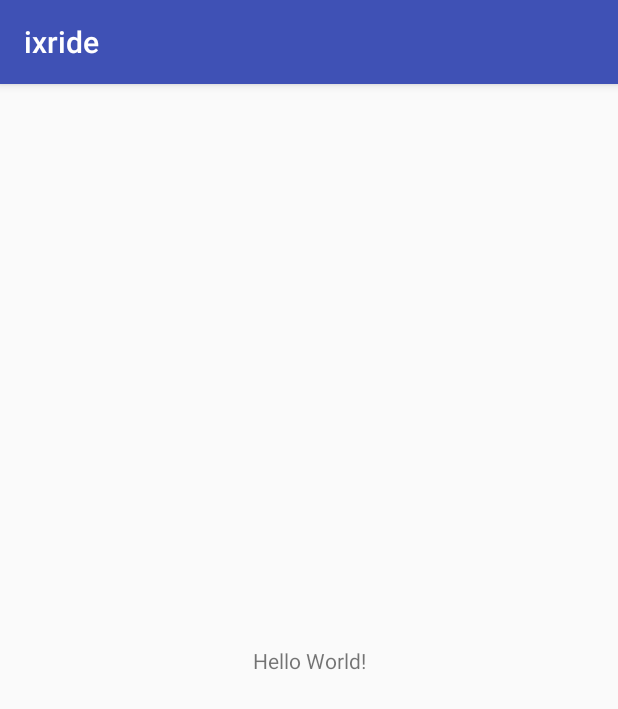
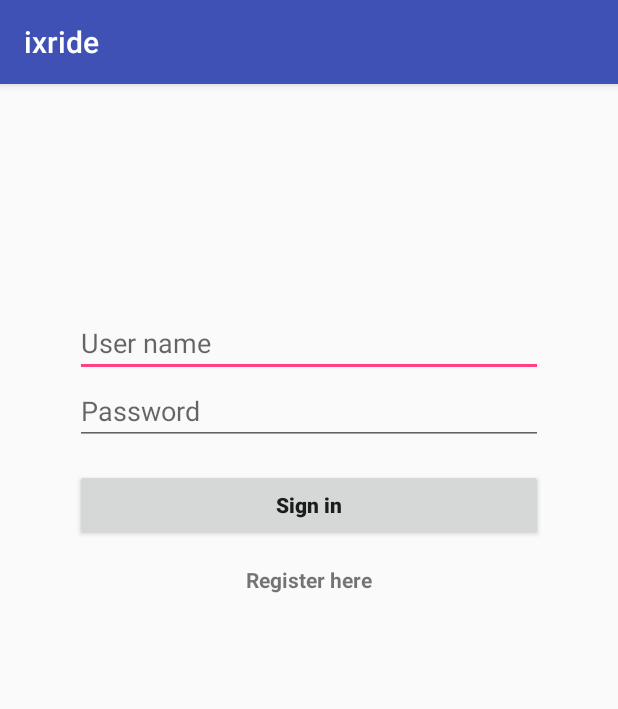
Before and after one commit to SebiBurchi/ixride-android, an Android app: the screen it shows after launch (MainActivity before the commit, LoginActivity after it), on a phone screen of 412 x 824 dp. Shown: the top 709 px of the screen. Run offline under Robolectric (Android 15) with nearby library versions, the phone set to English and light mode, and no system bars.

Commit message:
Login+Register activities

```diff
--- a/app/build.gradle
+++ b/app/build.gradle
@@ -22,6 +22,7 @@ dependencies {
     implementation fileTree(dir: 'libs', include: ['*.jar'])
     implementation 'com.android.support:appcompat-v7:27.1.1'
     implementation 'com.android.support.constraint:constraint-layout:1.1.2'
+    implementation 'com.google.android.gms:play-services-maps:15.0.1'
     testImplementation 'junit:junit:4.12'
     androidTestImplementation 'com.android.support.test:runner:1.0.2'
     androidTestImplementation 'com.android.support.test.espresso:espresso-core:3.0.2'
--- /dev/null
+++ b/app/src/main/java/keysight/ixia/hackathon/ixride/LoginActivity.java
@@ -0,0 +1,52 @@
+package keysight.ixia.hackathon.ixride;
+
+import android.content.Intent;
+import android.support.v7.app.AppCompatActivity;
+import android.os.Bundle;
+import android.view.View;
+import android.widget.Button;
+import android.widget.EditText;
+import android.widget.TextView;
+
+public class LoginActivity extends AppCompatActivity {
+
+    private EditText userName;
+    private EditText userPassword;
+    private TextView registerLinkView;
+    private Button signInBtn;
+
+    @Override
+    protected void onCreate(Bundle savedInstanceState) {
+        super.onCreate(savedInstanceState);
+        setContentView(R.layout.activity_login);
+
+        userName = (EditText) findViewById(R.id.loginUserName);
+        userPassword = (EditText) findViewById(R.id.loginUserPassword);
+        registerLinkView = (TextView) findViewById(R.id.loginRegisterLink);
+        signInBtn = (Button) findViewById(R.id.loginSignInButton);
+
+        registerLinkView.setOnClickListener(new View.OnClickListener() {
+            @Override
+            public void onClick(View view) {
+                goToRegisterForm();
+            }
+        });
+
+        signInBtn.setOnClickListener(new View.OnClickListener() {
+            @Override
+            public void onClick(View view) {
+                login();
+            }
+        });
+    }
+
+    private void login() {
+        Intent intent = new Intent(this, MainActivity.class);
+        startActivity(intent);
+    }
+
+    private void goToRegisterForm() {
+        Intent intent = new Intent(this, RegisterActivity.class);
+        startActivity(intent);
+    }
+}
--- /dev/null
+++ b/app/src/main/res/layout/activity_login.xml
@@ -0,0 +1,56 @@
+<?xml version="1.0" encoding="utf-8"?>
+<LinearLayout xmlns:android="http://schemas.android.com/apk/res/android"
+    xmlns:tools="http://schemas.android.com/tools"
+    android:layout_width="match_parent"
+    android:layout_height="match_parent"
+    android:orientation="vertical"
+    android:paddingBottom="150dp"
+    android:paddingLeft="50dp"
+    android:paddingRight="50dp"
+    android:paddingTop="150dp"
+    tools:context=".LoginActivity">
+
+    <LinearLayout
+        android:id="@+id/login_form"
+        android:layout_width="match_parent"
+        android:layout_height="wrap_content"
+        android:gravity="center_horizontal"
+        android:orientation="vertical">
+
+        <EditText
+            android:id="@+id/loginUserName"
+            android:layout_width="match_parent"
+            android:layout_height="wrap_content"
+            android:hint="@string/user_name"
+            android:inputType="text"
+            android:maxLines="1" />
+
+        <EditText
+            android:id="@+id/loginUserPassword"
+            android:layout_width="match_parent"
+            android:layout_height="wrap_content"
+            android:hint="@string/password"
+            android:inputType="textPassword"
+            android:maxLines="1" />
+
+        <Button
+            android:id="@+id/loginSignInButton"
+            android:layout_width="match_parent"
+            android:layout_height="wrap_content"
+            android:layout_marginTop="16dp"
+            android:text="@string/sign_in"
+            android:textAllCaps="false"
+            android:textStyle="bold" />
+
+        <TextView
+            android:id="@+id/loginRegisterLink"
+            android:layout_width="wrap_content"
+            android:layout_height="wrap_content"
+            android:layout_marginTop="16dp"
+            android:text="@string/register_link"
+            android:clickable="true"
+            android:textStyle="bold" />
+
+    </LinearLayout>
+
+</LinearLayout>
--- a/app/src/main/res/layout/activity_main.xml
+++ b/app/src/main/res/layout/activity_main.xml
@@ -1,18 +1,9 @@
 <?xml version="1.0" encoding="utf-8"?>
-<android.support.constraint.ConstraintLayout xmlns:android="http://schemas.android.com/apk/res/android"
-    xmlns:app="http://schemas.android.com/apk/res-auto"
+<fragment xmlns:android="http://schemas.android.com/apk/res/android"
+    xmlns:map="http://schemas.android.com/apk/res-auto"
     xmlns:tools="http://schemas.android.com/tools"
+    android:id="@+id/map"
+    android:name="com.google.android.gms.maps.SupportMapFragment"
     android:layout_width="match_parent"
     android:layout_height="match_parent"
-    tools:context=".MainActivity">
-
-    <TextView
-        android:layout_width="wrap_content"
-        android:layout_height="wrap_content"
-        android:text="Hello World!"
-        app:layout_constraintBottom_toBottomOf="parent"
-        app:layout_constraintLeft_toLeftOf="parent"
-        app:layout_constraintRight_toRightOf="parent"
-        app:layout_constraintTop_toTopOf="parent" />
-
-</android.support.constraint.ConstraintLayout>
+    tools:context=".MainActivity" />
--- a/app/src/main/res/values/strings.xml
+++ b/app/src/main/res/values/strings.xml
@@ -1,3 +1,15 @@
 <resources>
     <string name="app_name">ixride</string>
+    <string name="name">Name</string>
+    <string name="user_name">User name</string>
+    <string name="password">Password</string>
+    <string name="phone_number">Phone number</string>
+    <string name="car_owner_text">Car owner</string>
+    <string name="car_seats_label">Car seats</string>
+    <string name="car_registration_number">Car registration number</string>
+    <string name="address">Address</string>
+    <string name="sign_in">Sign in</string>
+    <string name="register_btn">Register</string>
+    <string name="register_link">Register here</string>
+    <string name="title_activity_main">Map</string>
 </resources>
```
Also changed, not shown: app/src/debug/res/values/google_maps_api.xml (added, +24 -0 lines), app/src/main/AndroidManifest.xml (+26 -1 lines), app/src/main/java/keysight/ixia/hackathon/ixride/MainActivity.java (+35 -2 lines), app/src/main/java/keysight/ixia/hackathon/ixride/RegisterActivity.java (added, +93 -0 lines), app/src/main/res/layout/activity_register.xml (added, +115 -0 lines), 1 other file.
